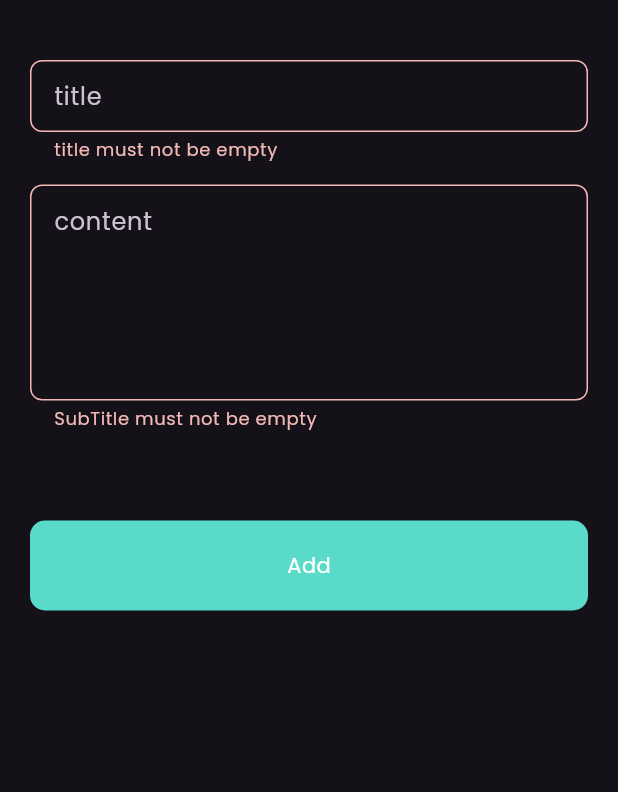
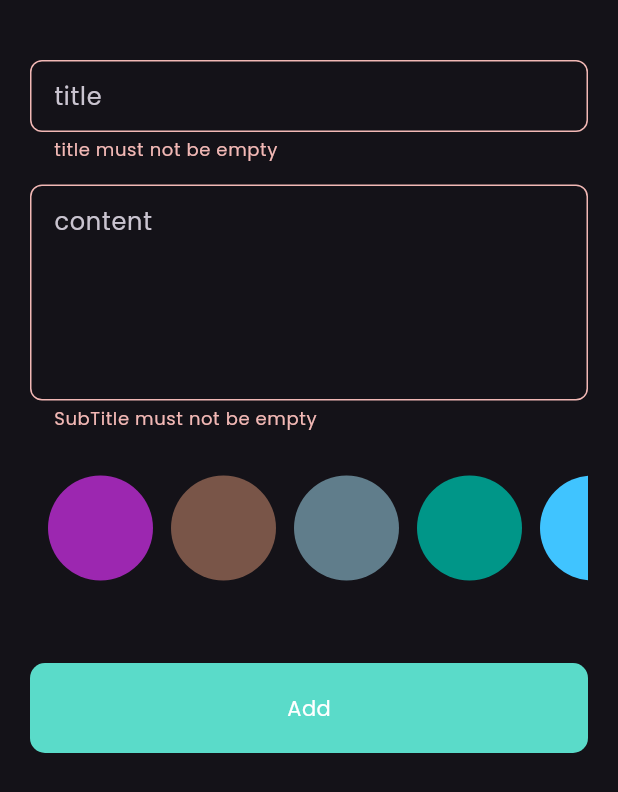
Before and after one commit to AmrMohamed97/local_notes, a Flutter app: the AddNoteBottemSheet widget shown alone on an empty page, opened directly, after a tap on "Add", on a phone screen of 412 x 824 dp. Shown: the top 792 px of the screen. Run offline on Flutter 3.47's test engine with Material 3 defaults, Android fonts, the phone set to English and light mode, and no system bars; our stand-ins replace bloc, flutter_bloc, font_awesome_flutter, hive, hive_flutter; accounts and stored records are empty.

Commit message:
FIX-colors

```diff
--- a/lib/views/note_view/manager/add_note_cubit.dart
+++ b/lib/views/note_view/manager/add_note_cubit.dart
@@ -6,6 +6,16 @@ import 'package:local_notes_app/views/note_view/manager/add_note_state.dart';
 
 class AddNoteCubit extends Cubit<AddNoteState> {
   AddNoteCubit() : super(AddNoteInitialState());
+  int? color;
+  int pressed = -1;
+  void assignColor(int index) {
+    color = index;
+    emit(ColorAssignedState());
+  }
+  void select(int index) {
+    pressed = index;
+    emit(ChangeColorSelectState());
+  }
   Future<void> addNote(NoteModel note) async {
     emit(AddNoteLoadingState());
     try {
--- a/lib/views/note_view/manager/add_note_state.dart
+++ b/lib/views/note_view/manager/add_note_state.dart
@@ -1,6 +1,8 @@
 abstract class AddNoteState {}
 
 class AddNoteInitialState extends AddNoteState {}
+class ColorAssignedState extends AddNoteState {}
+class ChangeColorSelectState extends AddNoteState {}
 
 class AddNoteLoadingState extends AddNoteState {}
 
--- a/lib/views/note_view/widgets/add_notes_form.dart
+++ b/lib/views/note_view/widgets/add_notes_form.dart
@@ -6,6 +6,7 @@ import 'package:local_notes_app/core/widgets/custom_general_button.dart';
 import 'package:local_notes_app/core/widgets/custom_text_field.dart';
 import 'package:local_notes_app/views/note_view/manager/add_note_cubit.dart';
 import 'package:local_notes_app/views/note_view/manager/add_note_state.dart';
+import 'package:local_notes_app/views/note_view/widgets/color_list_view.dart';
 
 class AddNotesForm extends StatefulWidget {
   const AddNotesForm({super.key});
@@ -19,6 +20,7 @@ class _AddNotesFormState extends State<AddNotesForm> {
   AutovalidateMode autovalidateMode = AutovalidateMode.disabled;
   @override
   Widget build(BuildContext context) {
+    return BlocBuilder<AddNoteCubit, AddNoteState>(builder: (context, state) {
       return Form(
         key: formKey,
         autovalidateMode: autovalidateMode,
@@ -60,21 +62,31 @@ class _AddNotesFormState extends State<AddNotesForm> {
           // BlocBuilder<AddNoteCubit, AddNoteState>(
           // builder: (context, state) {
           // return
+          const SizedBox(
+            height: 25,
+          ),
+          const SizedBox(
+            height: 80,
+            child: ColorsListView(),
+          ),
           Padding(
-          padding: const EdgeInsets.only(top: 60.0, bottom: 8),
+            padding: const EdgeInsets.only(top: 50.0, bottom: 8),
             child: CustomGeneralButton(
               label: 'Add',
-            color: const Color(0xff5ADBC9),
+              color: BlocProvider.of<AddNoteCubit>(context).color == null
+                  ? const Color(0xff5ADBC9)
+                  : Color(BlocProvider.of<AddNoteCubit>(context).color!),
               radius: 10,
               onTap: () async {
-              if (formKey.currentState!.validate()) {
+                if (formKey.currentState!.validate() &&
+                    BlocProvider.of<AddNoteCubit>(context).color != null) {
                   formKey.currentState!.save();
                   var currentDate = DateTime.now();
                   var convertCurrentDate = DateFormat.yMd().format(currentDate);
                   NoteModel myNote = NoteModel(
                     title: title!,
                     subTitle: subTitle!,
-                  color: Colors.blue.value,
+                    color: BlocProvider.of<AddNoteCubit>(context).color!,
                     date: convertCurrentDate,
                   );
                   BlocProvider.of<AddNoteCubit>(context).addNote(myNote);
@@ -85,10 +97,8 @@ class _AddNotesFormState extends State<AddNotesForm> {
               },
             ),
           ),
-        // ;
-        //   },
-        // ),
         ]),
       );
+    });
   }
 }
--- a/lib/views/note_view/widgets/add_notes_sheet.dart
+++ b/lib/views/note_view/widgets/add_notes_sheet.dart
@@ -26,8 +26,9 @@ class AddNoteBottemSheet extends StatelessWidget {
               ),
               backgroundColor: Colors.green,
             ));
-
             Navigator.of(context).pop();
+            BlocProvider.of<AddNoteCubit>(context).color = null;
+            BlocProvider.of<AddNoteCubit>(context).pressed = -1;
           } else if (state is AddNoteErrorState) {
             showDialog(
                 context: context,
@@ -46,6 +47,7 @@ class AddNoteBottemSheet extends StatelessWidget {
                             state.error.toString(),
                             style: const TextStyle(color: Colors.black),
                           ),
+
                           const SizedBox(
                             height: 30,
                           ),
--- /dev/null
+++ b/lib/views/note_view/widgets/color_item.dart
@@ -0,0 +1,38 @@
+import 'package:flutter/material.dart';
+import 'package:flutter_bloc/flutter_bloc.dart';
+import 'package:local_notes_app/views/note_view/manager/add_note_cubit.dart';
+import 'package:local_notes_app/views/note_view/manager/add_note_state.dart';
+import 'package:local_notes_app/views/note_view/widgets/color_list_view.dart';
+
+class ColorItem extends StatelessWidget {
+  const ColorItem({super.key, required this.index});
+  final int index;
+
+  @override
+  Widget build(BuildContext context) {
+    return BlocBuilder<AddNoteCubit, AddNoteState>(
+      builder: (context, state) {
+        return GestureDetector(
+          onTap: () {
+            BlocProvider.of<AddNoteCubit>(context)
+                .assignColor(colors[index].value);
+            BlocProvider.of<AddNoteCubit>(context).select(index);
+          },
+          child: BlocProvider.of<AddNoteCubit>(context).pressed != index
+              ? CircleAvatar(
+                  radius: 35,
+                  backgroundColor: colors[index],
+                )
+              : CircleAvatar(
+                  radius: 40,
+                  backgroundColor: Colors.white,
+                  child: CircleAvatar(
+                    radius: 35,
+                    backgroundColor: colors[index],
+                  ),
+                ),
+        );
+      },
+    );
+  }
+}
--- /dev/null
+++ b/lib/views/note_view/widgets/color_list_view.dart
@@ -0,0 +1,30 @@
+import 'package:flutter/material.dart';
+import 'package:local_notes_app/views/note_view/widgets/color_item.dart';
+
+List colors = [
+  Colors.purple,
+  Colors.brown,
+  Colors.blueGrey,
+  Colors.teal,
+  Colors.lightBlueAccent,
+  Colors.lightGreenAccent,
+  Colors.orangeAccent,
+  Colors.redAccent,
+  Colors.limeAccent,
+];
+
+class ColorsListView extends StatelessWidget {
+  const ColorsListView({super.key});
+
+  @override
+  Widget build(BuildContext context) {
+    return ListView.builder(
+      scrollDirection: Axis.horizontal,
+      itemBuilder: (context, index) => Padding(
+        padding: const EdgeInsetsDirectional.only(start: 12.0),
+        child: ColorItem(index: index),
+      ),
+      itemCount: colors.length,
+    );
+  }
+}
```
Lines whose indentation alone changed are shown as unchanged.
